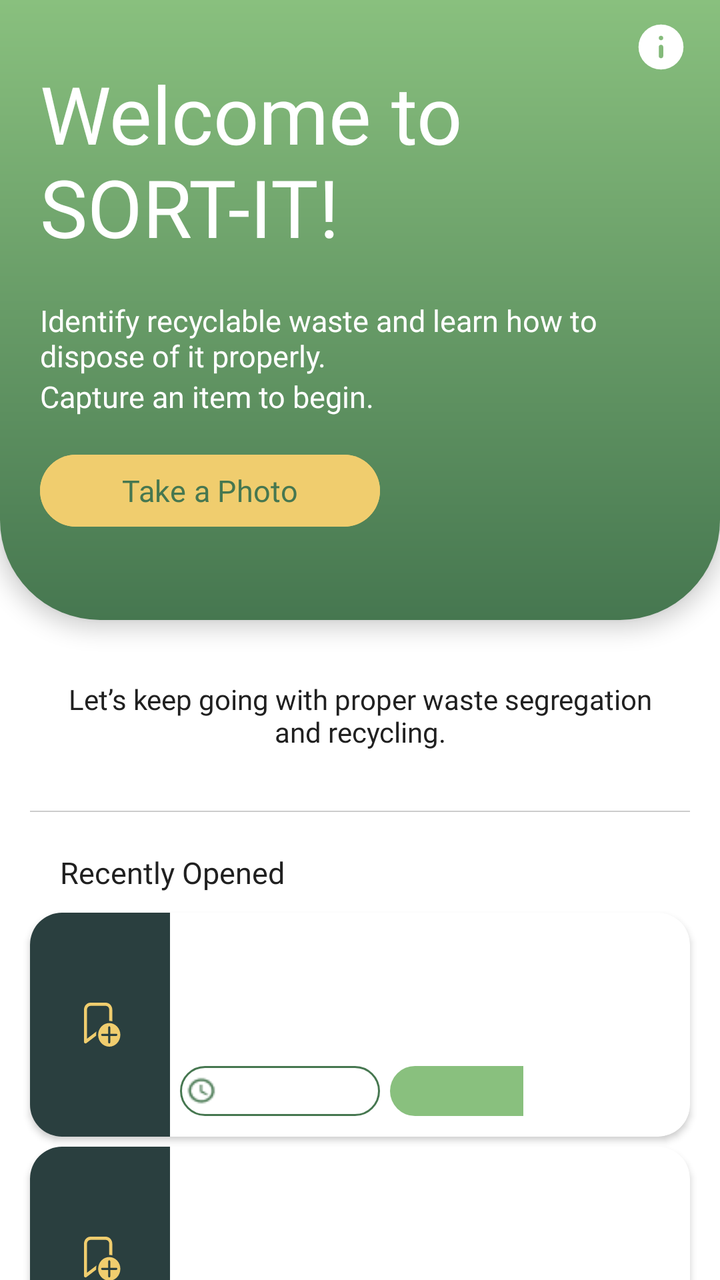
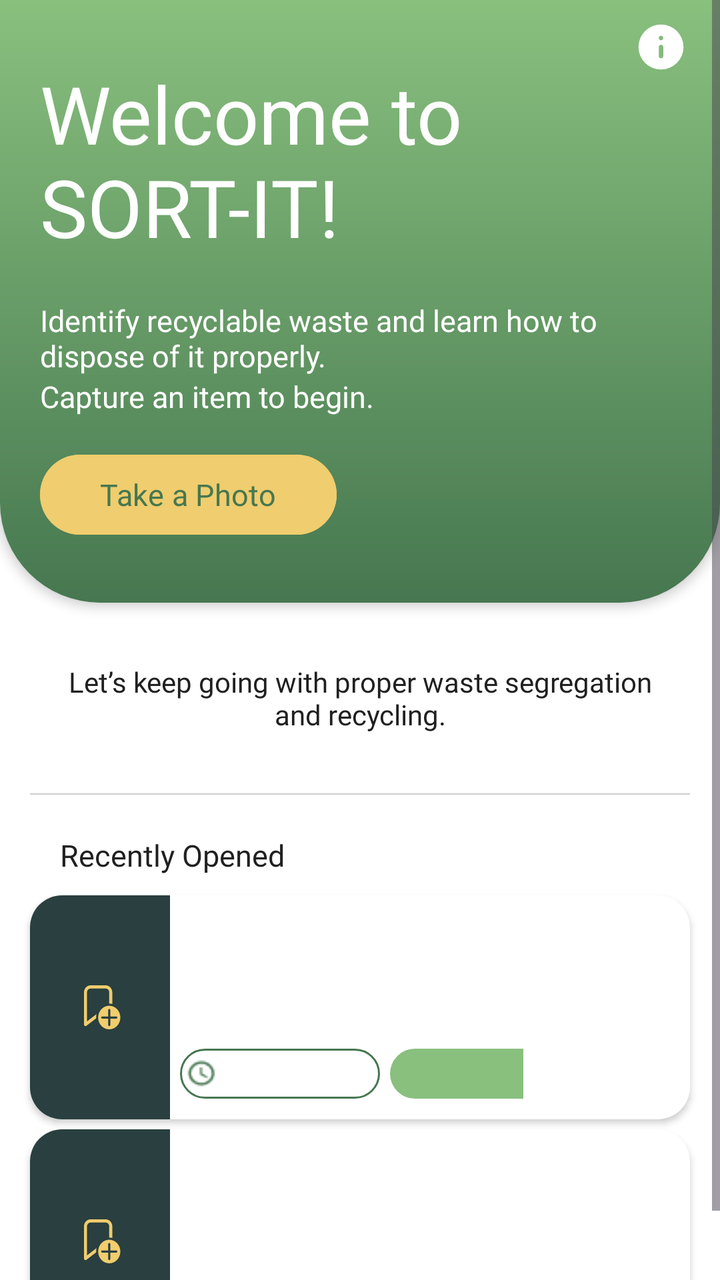

Two renders of the same Android screen: before a commit and after it. Below are the layout's source before the change and the commit's diff.
<!-- AndroidManifest.xml: application theme Theme.SortItJSON -->
<!-- res/layout/fragment_new_home.xml -->
<?xml version="1.0" encoding="utf-8"?>
<FrameLayout xmlns:android="http://schemas.android.com/apk/res/android"
    android:layout_width="match_parent"
    android:layout_height="match_parent">

    <LinearLayout
        android:layout_width="match_parent"
        android:layout_height="match_parent"
        android:orientation="vertical"
        android:background="#FFFFFF">

        
        <FrameLayout
            android:layout_width="match_parent"
            android:layout_height="310dp"
            android:background="@drawable/home_header_bg"
            android:translationZ="6dp">

            
            <LinearLayout
                android:layout_width="match_parent"
                android:layout_height="match_parent"
                android:orientation="vertical">

                <TextView
                    android:id="@+id/titleText"
                    android:layout_width="match_parent"
                    android:layout_height="wrap_content"
                    android:layout_margin="20dp"
                    android:fontFamily="@font/montserrat_extrabold"
                    android:paddingTop="10dp"
                    android:text="Welcome to SORT-IT!"
                    android:textColor="#FFFFFF"
                    android:textSize="40sp" />

                <TextView
                    android:id="@+id/Desc1Text"
                    android:layout_width="298dp"
                    android:layout_height="wrap_content"
                    android:layout_marginStart="20dp"
                    android:fontFamily="@font/montserrat_semibold"
                    android:text="@string/Home_Desc1"
                    android:textColor="#FFFFFF"
                    android:textSize="15sp" />

                <TextView
                    android:id="@+id/Desc2Text"
                    android:layout_width="wrap_content"
                    android:layout_height="wrap_content"
                    android:layout_marginStart="20dp"
                    android:fontFamily="@font/montserrat_regular"
                    android:text="@string/Home_Desc2"
                    android:textColor="#FFFFFF"
                    android:textSize="15sp" />

                <Button
                    android:id="@+id/CaptureButon"
                    android:layout_width="170dp"
                    android:layout_height="44dp"
                    android:layout_marginStart="20dp"
                    android:layout_marginTop="15dp"
                    android:backgroundTint="#F0CD6E"
                    android:fontFamily="@font/montserrat_bold"
                    android:text="Take a Photo"
                    android:textAllCaps="false"
                    android:textColor="#467750"
                    android:textSize="15sp" />

            </LinearLayout>

            
            <ImageButton
                android:id="@+id/btnAbout"
                android:layout_width="27dp"
                android:layout_height="27dp"
                android:layout_gravity="top|end"
                android:layout_marginTop="10dp"
                android:layout_marginRight="16dp"
                android:background="@drawable/circle_bg"
                android:clipToOutline="true"
                android:scaleType="centerCrop"
                android:src="@drawable/aboutmenu"
                android:contentDescription="Info"
                android:padding="0dp" />

        </FrameLayout>

        
        <TextView
            android:layout_width="match_parent"
            android:layout_height="wrap_content"
            android:layout_margin="30dp"
            android:gravity="center"
            android:text="Let’s keep going with proper waste segregation and recycling."
            android:textColor="#202020"
            android:textSize="14sp"
            android:fontFamily="@font/montserrat_regular" />

        
        <View
            android:layout_width="match_parent"
            android:layout_height="0.5dp"
            android:layout_marginStart="15dp"
            android:layout_marginEnd="15dp"
            android:background="#CCCCCC" />

        
        <TextView
            android:id="@+id/recentSectionTitle"
            android:layout_width="match_parent"
            android:layout_height="wrap_content"
            android:layout_marginStart="30dp"
            android:layout_marginEnd="30dp"
            android:layout_marginTop="20dp"
            android:layout_marginBottom="5dp"
            android:text="Recently Opened"
            android:textColor="#202020"
            android:textSize="15sp"
            android:fontFamily="@font/montserrat_semibold" />

        <TextView
            android:id="@+id/emptyRecentText"
            android:layout_width="match_parent"
            android:layout_height="wrap_content"
            android:layout_marginStart="30dp"
            android:layout_marginEnd="30dp"
            android:layout_marginTop="10dp"
            android:text="No recently opened guides yet."
            android:textColor="#888888"
            android:textSize="14sp"
            android:fontFamily="@font/montserrat_regular"
            android:visibility="gone"/>

        
        <com.google.android.material.card.MaterialCardView
            android:id="@+id/recentCard1"
            xmlns:android="http://schemas.android.com/apk/res/android"
            xmlns:app="http://schemas.android.com/apk/res-auto"
            android:layout_width="match_parent"
            android:layout_height="112dp"
            android:layout_marginTop="5dp"
            android:layout_marginLeft="15dp"
            android:layout_marginRight="15dp"
            app:cardCornerRadius="16dp"
            app:cardElevation="2dp"
            app:strokeWidth="0dp"
            android:backgroundTint="@android:color/white">

            <LinearLayout
                android:layout_width="match_parent"
                android:layout_height="match_parent"
                android:orientation="horizontal">

                
                <LinearLayout
                    android:layout_width="70dp"
                    android:layout_height="match_parent"
                    android:background="#2A3F3F"
                    android:gravity="center_vertical">

                    <ImageButton
                        android:id="@+id/bookmark1"
                        android:layout_width="wrap_content"
                        android:layout_height="wrap_content"
                        android:layout_marginLeft="27dp"
                        android:paddingRight="22dp"
                        android:paddingTop="48dp"
                        android:paddingBottom="48dp"
                        android:src="@drawable/notbookmark"
                        android:background="@android:color/transparent"
                        android:contentDescription="Bookmark" />

                </LinearLayout>

                
                <LinearLayout
                    android:layout_width="0dp"
                    android:layout_height="match_parent"
                    android:layout_weight="2.5"
                    android:orientation="vertical">

                    <TextView
                        android:id="@+id/title1"
                        android:layout_width="match_parent"
                        android:layout_height="0dp"
                        android:layout_weight="2"
                        android:fontFamily="@font/montserrat_bold"
                        android:gravity="center_vertical"
                        android:padding="12dp"
                        android:textColor="#467750"
                        android:textSize="14sp" />

                    <LinearLayout
                        android:layout_width="match_parent"
                        android:layout_height="0dp"
                        android:layout_weight="1"
                        android:orientation="horizontal">

                        <LinearLayout
                            android:layout_width="100dp"
                            android:layout_height="wrap_content"
                            android:orientation="horizontal"
                            android:gravity="center_vertical"
                            android:background="@drawable/time_bg"
                            android:layout_marginLeft="5dp"
                            android:layout_marginBottom="5dp"
                            android:layout_marginTop="2dp"
                            android:padding="3dp">

                            <ImageView
                                android:layout_width="16dp"
                                android:layout_height="16dp"
                                android:src="@drawable/clock"
                                android:contentDescription="Clock Icon"
                                android:layout_marginEnd="5dp" />

                            <TextView
                                android:id="@+id/time1"
                                android:layout_width="wrap_content"
                                android:layout_height="wrap_content"
                                android:textColor="#000000"
                                android:textSize="12sp"
                                android:fontFamily="@font/montserrat_semibold" />

                        </LinearLayout>

                        <LinearLayout
                            android:layout_width="85dp"
                            android:layout_height="wrap_content"
                            android:background="@drawable/difficulty_easy_bg"
                            android:layout_marginLeft="5dp"
                            android:layout_marginBottom="5dp"
                            android:layout_marginTop="2dp">

                            <TextView
                                android:id="@+id/difficulty1"
                                android:layout_width="0dp"
                                android:layout_height="match_parent"
                                android:layout_weight="1"
                                android:padding="2dp"
                                android:gravity="center_horizontal"
                                android:textColor="#FFFFFF"
                                android:textSize="12sp"
                                android:fontFamily="@font/montserrat_semibold" />
                        </LinearLayout>

                    </LinearLayout>

                </LinearLayout>

                
                <ImageView
                    android:id="@+id/image1"
                    android:layout_width="69dp"
                    android:layout_height="match_parent"
                    android:layout_weight="0.2"
                    android:scaleType="centerCrop" />

            </LinearLayout>

        </com.google.android.material.card.MaterialCardView>

        
        <com.google.android.material.card.MaterialCardView
            android:id="@+id/recentCard2"
            xmlns:android="http://schemas.android.com/apk/res/android"
            xmlns:app="http://schemas.android.com/apk/res-auto"
            android:layout_width="match_parent"
            android:layout_height="112dp"
            android:layout_marginTop="5dp"
            android:layout_marginLeft="15dp"
            android:layout_marginRight="15dp"
            app:cardCornerRadius="16dp"
            app:cardElevation="2dp"
            app:strokeWidth="0dp"
            android:backgroundTint="@android:color/white">

            <LinearLayout
                android:layout_width="match_parent"
                android:layout_height="match_parent"
                android:orientation="horizontal">

                
                <LinearLayout
                    android:layout_width="70dp"
                    android:layout_height="match_parent"
                    android:background="#2A3F3F"
                    android:gravity="center_vertical">

                    <ImageButton
                        android:id="@+id/bookmark2"
                        android:layout_width="wrap_content"
                        android:layout_height="wrap_content"
                        android:layout_marginLeft="27dp"
                        android:paddingRight="22dp"
                        android:paddingTop="48dp"
                        android:paddingBottom="48dp"
                        android:src="@drawable/notbookmark"
                        android:background="@android:color/transparent"
                        android:contentDescription="Bookmark" />

                </LinearLayout>

                
                <LinearLayout
                    android:layout_width="0dp"
                    android:layout_height="match_parent"
                    android:layout_weight="2.5"
                    android:orientation="vertical">

                    <TextView
                        android:id="@+id/title2"
                        android:layout_width="match_parent"
                        android:layout_height="0dp"
                        android:layout_weight="2"
                        android:fontFamily="@font/montserrat_bold"
                        android:gravity="center_vertical"
                        android:padding="12dp"
                        android:textColor="#467750"
                        android:textSize="14sp" />

                    <LinearLayout
                        android:layout_width="match_parent"
                        android:layout_height="0dp"
                        android:layout_weight="1"
                        android:orientation="horizontal">

                        <LinearLayout
                            android:layout_width="100dp"
                            android:layout_height="wrap_content"
                            android:orientation="horizontal"
                            android:gravity="center_vertical"
                            android:background="@drawable/time_bg"
                            android:layout_marginLeft="5dp"
                            android:layout_marginBottom="5dp"
                            android:layout_marginTop="2dp"
                            android:padding="3dp">

                            <ImageView
                                android:layout_width="16dp"
                                android:layout_height="16dp"
                                android:src="@drawable/clock"
                                android:contentDescription="Clock Icon"
                                android:layout_marginEnd="4dp" />

                            <TextView
                                android:id="@+id/time2"
                                android:layout_width="wrap_content"
                                android:layout_height="wrap_content"
                                android:textColor="#000000"
                                android:textSize="12sp"
                                android:fontFamily="@font/montserrat_semibold" />

                        </LinearLayout>

                        <LinearLayout
                            android:layout_width="85dp"
                            android:layout_height="wrap_content"
                            android:background="@drawable/difficulty_easy_bg"
                            android:layout_marginLeft="5dp"
                            android:layout_marginBottom="5dp"
                            android:layout_marginTop="2dp">

                            <TextView
                                android:id="@+id/difficulty2"
                                android:layout_width="0dp"
                                android:layout_height="match_parent"
                                android:layout_weight="1"
                                android:padding="2dp"
                                android:gravity="center_horizontal"
                                android:textColor="#FFFFFF"
                                android:textSize="12sp"
                                android:fontFamily="@font/montserrat_semibold" />
                        </LinearLayout>

                    </LinearLayout>

                </LinearLayout>

                
                <ImageView
                    android:id="@+id/image2"
                    android:layout_width="69dp"
                    android:layout_height="match_parent"
                    android:layout_weight="0.2"
                    android:scaleType="centerCrop" />

            </LinearLayout>

        </com.google.android.material.card.MaterialCardView>

    </LinearLayout>

</FrameLayout>
<!-- resources referenced by this layout -->
<resources>
  <!-- drawable aboutmenu (drawable) -->
  <vector xmlns:android="http://schemas.android.com/apk/res/android"
      android:width="20dp"
      android:height="20dp"
      android:viewportWidth="960"
      android:viewportHeight="960">
    <path
        android:pathData="M508.5,668.5Q520,657 520,640v-160q0,-17 -11.5,-28.5T480,440q-17,0 -28.5,11.5T440,480v160q0,17 11.5,28.5T480,680q17,0 28.5,-11.5ZM508.5,348.5Q520,337 520,320t-11.5,-28.5Q497,280 480,280t-28.5,11.5Q440,303 440,320t11.5,28.5Q463,360 480,360t28.5,-11.5ZM480,880q-83,0 -156,-31.5T197,763q-54,-54 -85.5,-127T80,480q0,-83 31.5,-156T197,197q54,-54 127,-85.5T480,80q83,0 156,31.5T763,197q54,54 85.5,127T880,480q0,83 -31.5,156T763,763q-54,54 -127,85.5T480,880Z"
        android:fillColor="#FFFFFF"/>
  </vector>
  <!-- drawable circle_bg (drawable) -->
  <shape xmlns:android="http://schemas.android.com/apk/res/android"
      android:shape="oval">
      <solid android:color="@android:color/transparent"/>
  </shape>
  <!-- drawable difficulty_easy_bg (drawable) -->
  <?xml version="1.0" encoding="utf-8"?>
  <layer-list xmlns:android="http://schemas.android.com/apk/res/android">
  
      
      <item>
          <shape android:shape="rectangle">
  
              <solid android:color="#89C07E"/>
  
              
              <size android:height="25dp"/>
              <size android:width="74dp"/>
  
              <corners
                  android:topLeftRadius="50dp"
                  android:topRightRadius="50dp"
                  android:bottomLeftRadius="50dp"
                  android:bottomRightRadius="50dp"/>
  
          </shape>
      </item>
  
  </layer-list>
  <!-- drawable home_header_bg (drawable) -->
  <?xml version="1.0" encoding="utf-8"?>
  <layer-list xmlns:android="http://schemas.android.com/apk/res/android">
  
      
      <item>
          <shape android:shape="rectangle">
  
              
              <gradient
                  android:startColor="#467750"
                  android:endColor="#89C07E"
                  android:angle="90" />
  
              
              <size android:height="378dp"/>
  
              <corners
                  android:topLeftRadius="0dp"
                  android:topRightRadius="0dp"
                  android:bottomLeftRadius="50dp"
                  android:bottomRightRadius="50dp"/>
          </shape>
      </item>
  
  </layer-list>
  <!-- drawable time_bg (drawable) -->
  <?xml version="1.0" encoding="utf-8"?>
  <layer-list xmlns:android="http://schemas.android.com/apk/res/android">
  
      
      <item>
          <shape android:shape="rectangle">
  
              <solid android:color="#FFFFFF"/>
  
              
              <stroke
                  android:width="1dp"
                  android:color="#467750"/>
  
              
              <size android:height="25dp"/>
              <size android:width="74dp"/>
  
              <corners
                  android:topLeftRadius="50dp"
                  android:topRightRadius="50dp"
                  android:bottomLeftRadius="50dp"
                  android:bottomRightRadius="50dp"/>
  
          </shape>
      </item>
  
  </layer-list>
  <string name="Home_Desc1">Identify recyclable waste and learn how to dispose of it properly.</string>
  <string name="Home_Desc2">Capture an item to begin.</string>
  <style name="Theme.SortItJSON" parent="Base.Theme.SortItJSON" />
  <style name="Base.Theme.SortItJSON" parent="Theme.Material3.DayNight.NoActionBar">
          
          <item name="colorPrimary">@color/darkgreen</item>
      </style>
  <color name="darkgreen">#467750</color>
  <!-- unchanged entries left out for length: 2 -->
</resources>

<!-- the commit's change to res/layout/fragment_new_home.xml (unified diff, before → after) -->
@@ -1,7 +1,9 @@
-<?xml version="1.0" encoding="utf-8"?>
-<FrameLayout xmlns:android="http://schemas.android.com/apk/res/android"
+<ScrollView xmlns:android="http://schemas.android.com/apk/res/android"
+    xmlns:app="http://schemas.android.com/apk/res-auto"
     android:layout_width="match_parent"
-    android:layout_height="match_parent">
+    android:layout_height="match_parent"
+    android:fillViewport="true"
+    android:background="#FFFFFF">
 
     <LinearLayout
         android:layout_width="match_parent"
@@ -11,15 +13,17 @@
 
         
         <FrameLayout
-            android:layout_width="match_parent"
-            android:layout_height="310dp"
+            android:id="@+id/Header"
+            android:layout_width="match_parent"
+            android:layout_height="wrap_content"
             android:background="@drawable/home_header_bg"
-            android:translationZ="6dp">
+            android:paddingBottom="30dp"
+            android:translationZ="3dp">
 
             
             <LinearLayout
                 android:layout_width="match_parent"
-                android:layout_height="match_parent"
+                android:layout_height="wrap_content"
                 android:orientation="vertical">
 
                 <TextView
@@ -35,9 +39,10 @@
 
                 <TextView
                     android:id="@+id/Desc1Text"
-                    android:layout_width="298dp"
+                    android:layout_width="wrap_content"
                     android:layout_height="wrap_content"
                     android:layout_marginStart="20dp"
+                    android:layout_marginEnd="30dp"
                     android:fontFamily="@font/montserrat_semibold"
                     android:text="@string/Home_Desc1"
                     android:textColor="#FFFFFF"
@@ -55,12 +60,14 @@
 
                 <Button
                     android:id="@+id/CaptureButon"
-                    android:layout_width="170dp"
-                    android:layout_height="44dp"
+                    android:layout_width="wrap_content"
+                    android:layout_height="wrap_content"
                     android:layout_marginStart="20dp"
                     android:layout_marginTop="15dp"
                     android:backgroundTint="#F0CD6E"
                     android:fontFamily="@font/montserrat_bold"
+                    android:paddingLeft="30dp"
+                    android:paddingRight="30dp"
                     android:text="Take a Photo"
                     android:textAllCaps="false"
                     android:textColor="#467750"
@@ -78,10 +85,10 @@
                 android:layout_marginRight="16dp"
                 android:background="@drawable/circle_bg"
                 android:clipToOutline="true"
+                android:contentDescription="Info"
+                android:padding="0dp"
                 android:scaleType="centerCrop"
-                android:src="@drawable/aboutmenu"
-                android:contentDescription="Info"
-                android:padding="0dp" />
+                android:src="@drawable/aboutmenu" />
 
         </FrameLayout>
 
@@ -230,7 +237,8 @@
                             android:background="@drawable/difficulty_easy_bg"
                             android:layout_marginLeft="5dp"
                             android:layout_marginBottom="5dp"
-                            android:layout_marginTop="2dp">
+                            android:layout_marginTop="2dp"
+                            android:gravity="center_vertical">
 
                             <TextView
                                 android:id="@+id/difficulty1"
@@ -359,7 +367,8 @@
                             android:background="@drawable/difficulty_easy_bg"
                             android:layout_marginLeft="5dp"
                             android:layout_marginBottom="5dp"
-                            android:layout_marginTop="2dp">
+                            android:layout_marginTop="2dp"
+                            android:gravity="center_vertical">
 
                             <TextView
                                 android:id="@+id/difficulty2"
@@ -391,4 +400,4 @@
 
     </LinearLayout>
 
-</FrameLayout>
+</ScrollView>
<!-- resource entries referenced after the edit -->
@@ -53,9 +53,6 @@
                   android:endColor="#89C07E"
                   android:angle="90" />
   
-              
-              <size android:height="378dp"/>
-  
               <corners
                   android:topLeftRadius="0dp"
                   android:topRightRadius="0dp"
